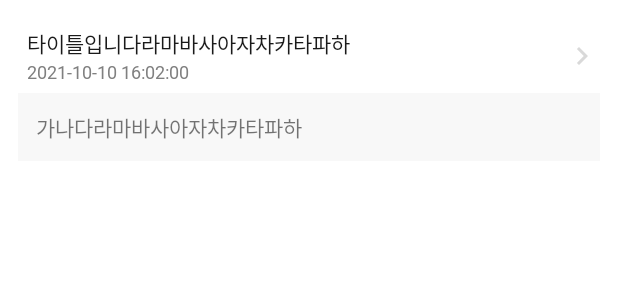
After one commit to GuTaeHo/CovidSituation, an Android app: the layout item_notice.xml on its own in the app's theme, with its tools: preview values and no code run, on a phone screen of 412 x 824 dp. The commit adds this screen. Shown: the top 300 px of the screen. Run offline under Robolectric (Android 15) with nearby library versions, the phone set to English and light mode, and no system bars.

Commit message:
2021-11-07
공지사항 구현
공지사항 클릭 시 상세보기 구현,
공지사항 새로고침 구현

```diff
--- a/app/build.gradle
+++ b/app/build.gradle
@@ -53,8 +53,9 @@ dependencies {
     implementation 'com.squareup.okhttp3:okhttp:4.5.0'
     implementation 'com.squareup.okhttp3:logging-interceptor:4.5.0'
     implementation 'com.squareup.retrofit2:retrofit:2.9.0'
+    implementation 'com.squareup.retrofit2:converter-gson:2.9.0'
     // GSON parser
-    implementation 'com.squareup.retrofit2:converter-gson:2.9.0'
+    implementation 'com.google.code.gson:gson:2.8.9'
     // XML parser
     implementation 'com.tickaroo.tikxml:annotation:0.8.13'
     implementation 'com.tickaroo.tikxml:core:0.8.13'
--- a/app/src/main/java/com/cosiguk/covidsituation/adapter/ViewPagerAdapter.java
+++ b/app/src/main/java/com/cosiguk/covidsituation/adapter/ViewPagerAdapter.java
@@ -12,12 +12,16 @@ import com.cosiguk.covidsituation.fragmentpager.NewsFragment;
 import com.cosiguk.covidsituation.fragmentpager.SituationBoardFragment;
 import com.cosiguk.covidsituation.fragmentpager.VaccineFragment;
 
+import java.util.ArrayList;
+
 public class ViewPagerAdapter extends FragmentStateAdapter {
     private int pageCount;
+    private ArrayList<Fragment> fragments;
 
     public ViewPagerAdapter(FragmentActivity fragment, int pageCount) {
         super(fragment);
         this.pageCount = pageCount;
+        this.fragments = new ArrayList<>();
     }
 
     @NonNull
--- a/app/src/main/java/com/cosiguk/covidsituation/network/NetworkPresenterInterface.java
+++ b/app/src/main/java/com/cosiguk/covidsituation/network/NetworkPresenterInterface.java
@@ -4,6 +4,7 @@ package com.cosiguk.covidsituation.network;
 import com.cosiguk.covidsituation.network.resultInterface.BoardListListener;
 import com.cosiguk.covidsituation.network.resultInterface.HospitalListener;
 import com.cosiguk.covidsituation.network.resultInterface.NewsListener;
+import com.cosiguk.covidsituation.network.resultInterface.NoticeListener;
 import com.cosiguk.covidsituation.network.resultInterface.TotalListener;
 import com.cosiguk.covidsituation.network.resultInterface.VaccineListener;
 import com.cosiguk.covidsituation.network.resultInterface.VersionListener;
@@ -13,6 +14,9 @@ import java.util.HashMap;
 public interface NetworkPresenterInterface {
     // 버전 체크
     void version(VersionListener listener);
+
+    // 공지 사항
+    void notice(NoticeListener listener);
 
     // 전체 현황
     void total(HashMap<String, String> requestQuery, TotalListener listener);
--- a/app/src/main/java/com/cosiguk/covidsituation/network/RetrofitClient.java
+++ b/app/src/main/java/com/cosiguk/covidsituation/network/RetrofitClient.java
@@ -1,13 +1,16 @@
 package com.cosiguk.covidsituation.network;
 
+import com.cosiguk.covidsituation.network.response.ResponseNotice;
 import com.cosiguk.covidsituation.network.response.ResponseVersion;
 
 import okhttp3.OkHttpClient;
 import okhttp3.logging.HttpLoggingInterceptor;
 import retrofit2.Call;
 import retrofit2.Retrofit;
+
 import retrofit2.converter.gson.GsonConverterFactory;
 import retrofit2.http.GET;
+import retrofit2.http.Path;
 
 public class RetrofitClient {
     public static final String URL = "http://test.byeonggook.shop/";
@@ -46,5 +49,8 @@ public class RetrofitClient {
     public interface RetrofitInterface {
         @GET("api/version")
         Call<Response<ResponseVersion>> version();
+
+        @GET("api/notice/noticeList")
+        Call<Response<ResponseNotice>> notice();
     }
 }
--- /dev/null
+++ b/app/src/main/res/drawable/ic_arrow_down_24.xml
@@ -0,0 +1,5 @@
+<vector android:height="24dp" android:tint="#888888"
+    android:viewportHeight="24" android:viewportWidth="24"
+    android:width="24dp" xmlns:android="http://schemas.android.com/apk/res/android">
+    <path android:fillColor="@android:color/white" android:pathData="M7.41,8.59L12,13.17l4.59,-4.58L18,10l-6,6 -6,-6 1.41,-1.41z"/>
+</vector>
--- a/app/src/main/res/layout/common_sidebar.xml
+++ b/app/src/main/res/layout/common_sidebar.xml
@@ -75,7 +75,7 @@
                 android:layout_alignParentEnd="true"
                 android:layout_centerVertical="true"
                 android:contentDescription="@string/side_contents_version_title"
-                app:srcCompat="@drawable/ic_baseline_keyboard_arrow_right_24"
+                app:srcCompat="@drawable/ic_arrow_right_24"
                 app:tint="@color/black_light_30"/>
         </RelativeLayout>
         <RelativeLayout
@@ -107,7 +107,7 @@
                 android:layout_alignParentEnd="true"
                 android:layout_centerVertical="true"
                 android:contentDescription="@string/side_contents_version_title"
-                app:srcCompat="@drawable/ic_baseline_keyboard_arrow_right_24"
+                app:srcCompat="@drawable/ic_arrow_right_24"
                 app:tint="@color/black_light_30"/>
         </RelativeLayout>
         <RelativeLayout
@@ -147,7 +147,7 @@
                 android:layout_alignParentEnd="true"
                 android:layout_centerVertical="true"
                 android:contentDescription="@string/side_contents_version_title"
-                app:srcCompat="@drawable/ic_baseline_keyboard_arrow_right_24"
+                app:srcCompat="@drawable/ic_arrow_right_24"
                 app:tint="@color/black_light_30"
                 android:visibility="gone"/>
         </RelativeLayout>
--- /dev/null
+++ b/app/src/main/res/layout/item_notice.xml
@@ -0,0 +1,57 @@
+<?xml version="1.0" encoding="utf-8"?>
+<layout xmlns:android="http://schemas.android.com/apk/res/android"
+    xmlns:tools="http://schemas.android.com/tools"
+    xmlns:app="http://schemas.android.com/apk/res-auto">
+    <androidx.constraintlayout.widget.ConstraintLayout
+        android:id="@+id/lo_notice"
+        android:layout_width="match_parent"
+        android:layout_height="wrap_content"
+        android:padding="12dp">
+        <LinearLayout
+            android:id="@+id/lo_content"
+            android:layout_width="wrap_content"
+            android:layout_height="wrap_content"
+            android:padding="6sp"
+            android:orientation="vertical"
+            app:layout_constraintTop_toTopOf="parent"
+            app:layout_constraintStart_toStartOf="parent">
+            <TextView
+                android:id="@+id/tv_title"
+                android:layout_width="match_parent"
+                android:layout_height="wrap_content"
+                android:textSize="14sp"
+                android:fontFamily="@font/nanumsquare_round_extra_bold"
+                android:textColor="@color/black_light_10"
+                tools:text="타이틀입니다라마바사아자차카타파하" />
+            <TextView
+                android:id="@+id/tv_date"
+                android:layout_width="match_parent"
+                android:layout_height="wrap_content"
+                android:textSize="12sp"
+                android:textColor="@color/black_light_50"
+                tools:text="2021-10-10 16:02:00" />
+        </LinearLayout>
+        <ImageView
+            android:id="@+id/iv_arrow"
+            android:layout_width="24dp"
+            android:layout_height="24dp"
+            android:background="@drawable/ic_arrow_right_24"
+            app:layout_constraintTop_toTopOf="parent"
+            app:layout_constraintEnd_toEndOf="parent"
+            app:layout_constraintBottom_toBottomOf="@id/lo_content"/>
+        <TextView
+            android:id="@+id/tv_content"
+            android:layout_width="match_parent"
+            android:layout_height="wrap_content"
+            tools:text="가나다라마바사아자차카타파하"
+            android:visibility="gone"
+            tools:visibility="visible"
+            android:padding="12sp"
+            android:fontFamily="@font/nanumsquare_round_regular"
+            android:background="@color/app_background"
+            app:layout_constraintTop_toBottomOf="@id/lo_content"
+            app:layout_constraintStart_toStartOf="parent"
+            app:layout_constraintEnd_toEndOf="parent"
+            app:layout_constraintBottom_toBottomOf="parent"/>
+    </androidx.constraintlayout.widget.ConstraintLayout>
+</layout>
--- a/app/src/main/res/values/strings.xml
+++ b/app/src/main/res/values/strings.xml
@@ -61,7 +61,7 @@
     <string name="progress_total">확진자 조회 중…</string>
     <string name="progress_city">시/도 정보 조회 중…</string>
     <string name="progress_vaccine">진료소 조회 중…</string>
-    <string name="progress_news">검색 중…</string>
+    <string name="progress_search">검색 중…</string>
 
     <!-- information -->
     <string name="info_intro_title">안녕하세요!</string>
```
Also changed, not shown: app/src/main/AndroidManifest.xml (+4 -4 lines), app/src/main/java/com/cosiguk/covidsituation/activity/NoticeActivity.java (+87 -0 lines), app/src/main/java/com/cosiguk/covidsituation/adapter/NoticeAdapter.java (added, +125 -0 lines), app/src/main/java/com/cosiguk/covidsituation/fragment/NewsFragment.java (+2 -13 lines), app/src/main/java/com/cosiguk/covidsituation/model/Notice.java (added, +28 -0 lines), app/src/main/java/com/cosiguk/covidsituation/network/NetworkPresenter.java (+29 -0 lines), app/src/main/java/com/cosiguk/covidsituation/network/response/ResponseNotice.java (added, +18 -0 lines), app/src/main/java/com/cosiguk/covidsituation/network/resultInterface/NoticeListener.java (added, +10 -0 lines), app/src/main/java/com/cosiguk/covidsituation/util/ActivityUtil.java (+9 -0 lines), app/src/main/res/layout/activity_notice.xml (+19 -2 lines), app/src/main/res/drawable/ic_arrow_right_24.xml (renamed from app/src/main/res/drawable/ic_baseline_keyboard_arrow_right_24.xml).
